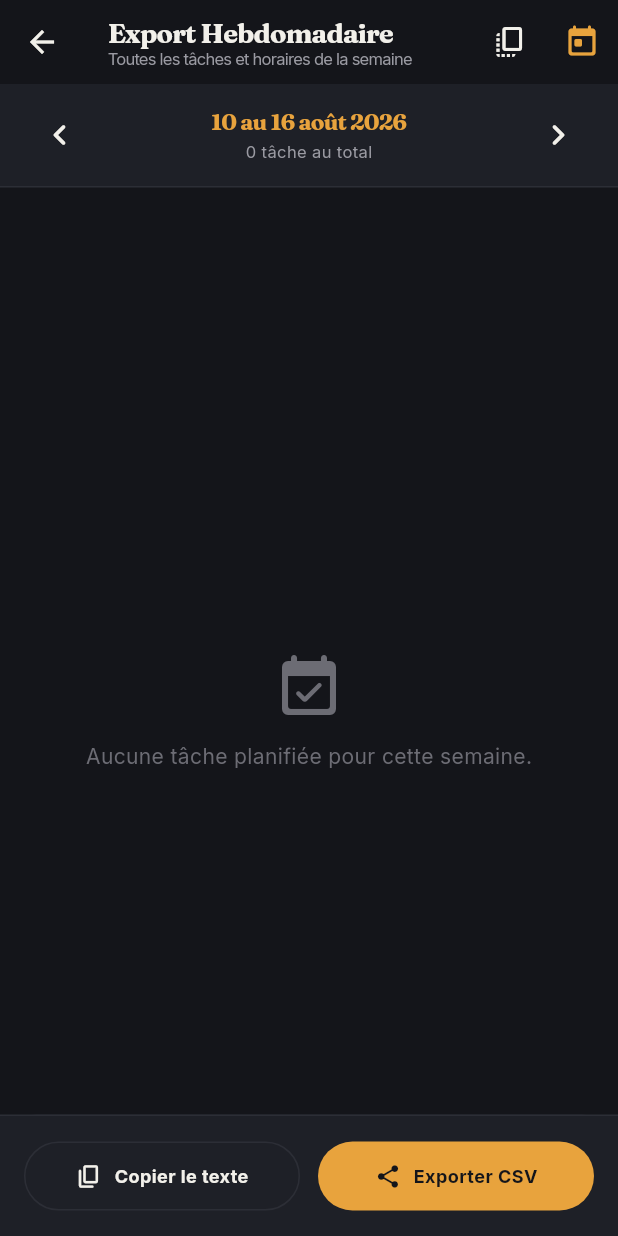
After one commit to KEvH500/erp_gestion_proj, a Flutter app: the ExportView screen opened by its route, after a tap on the "chevron left" icon, after a tap on the "chevron right" icon, after a tap on "Exporter CSV", on a phone screen of 412 x 824 dp. The commit adds this screen. Run offline on Flutter 3.47's test engine with Material 3 defaults, Android fonts, the phone set to English and light mode, and no system bars; our stand-ins replace csv, drift, flutter_local_notifications, flutter_timezone, get, google_fonts and 8 more; missing offline and left inert: workmanager; accounts and stored records are empty; generated files the repository leaves out were written again.

Commit message:
feat: implement weekly schedule export module with CSV generation and preview support

```diff
--- a/lib/app/router/app_router.dart
+++ b/lib/app/router/app_router.dart
@@ -15,6 +15,8 @@ import '../../modules/daily_report/daily_report_binding.dart';
 import '../../modules/daily_report/daily_report_view.dart';
 import '../../modules/unplanned_tasks/unplanned_tasks_binding.dart';
 import '../../modules/unplanned_tasks/unplanned_tasks_view.dart';
+import '../../modules/export/export_binding.dart';
+import '../../modules/export/export_view.dart';
 
 abstract class AppRoutes {
   static const WEEK = '/';
@@ -25,6 +27,7 @@ abstract class AppRoutes {
   static const GOALS = '/goals';
   static const DAILY_REPORT = '/daily-report';
   static const UNPLANNED_TASKS = '/unplanned-tasks';
+  static const EXPORT = '/export';
 }
 
 typedef Routes = AppRoutes;
@@ -75,5 +78,10 @@ class AppRouter {
       page: () => const UnplannedTasksView(),
       binding: UnplannedTasksBinding(),
     ),
+    GetPage(
+      name: AppRoutes.EXPORT,
+      page: () => const ExportView(),
+      binding: ExportBinding(),
+    ),
   ];
 }
--- /dev/null
+++ b/lib/modules/export/export_binding.dart
@@ -0,0 +1,9 @@
+import 'package:get/get.dart';
+import 'export_controller.dart';
+
+class ExportBinding extends Bindings {
+  @override
+  void dependencies() {
+    Get.lazyPut<ExportController>(() => ExportController());
+  }
+}
--- /dev/null
+++ b/lib/modules/export/export_controller.dart
@@ -0,0 +1,199 @@
+import 'dart:io';
+import 'package:flutter/services.dart';
+import 'package:get/get.dart';
+import 'package:intl/intl.dart';
+import 'package:path_provider/path_provider.dart';
+import 'package:share_plus/share_plus.dart';
+import 'package:csv/csv.dart';
+import '../../app/controllers/base_controller.dart';
+import '../../models/activity.dart';
+import '../../services/recurrence_engine.dart';
+
+/// Contrôleur GetX pour la gestion et génération des exports hebdomadaires
+class ExportController extends BaseController {
+  final currentMonday = DateTime.now().obs;
+  final isLoading = false.obs;
+  final isExporting = false.obs;
+
+  /// Map des activités groupées par jour de la semaine (Lundi -> Dimanche)
+  final weekActivitiesMap = <DateTime, List<Activity>>{}.obs;
+
+  @override
+  void onInit() {
+    super.onInit();
+    final now = DateTime.now();
+    currentMonday.value = DateTime(now.year, now.month, now.day)
+        .subtract(Duration(days: now.weekday - 1));
+    loadWeekData();
+  }
+
+  /// Liste des 7 jours de la semaine courante
+  List<DateTime> get daysOfWeek {
+    return List.generate(
+      7,
+      (i) => currentMonday.value.add(Duration(days: i)),
+    );
+  }
+
+  /// Titre formaté de la semaine (ex: "9 au 15 Mars 2026")
+  String get weekTitleFormatted {
+    final sunday = currentMonday.value.add(const Duration(days: 6));
+    final startStr = DateFormat('d', 'fr_FR').format(currentMonday.value);
+    final endStr = DateFormat('d MMMM yyyy', 'fr_FR').format(sunday);
+    return '$startStr au $endStr';
+  }
+
+  /// Nombre total d'activités dans la semaine
+  int get totalActivitiesCount {
+    return weekActivitiesMap.values.fold(0, (sum, list) => sum + list.length);
+  }
+
+  /// Passe à la semaine précédente
+  void previousWeek() {
+    currentMonday.value = currentMonday.value.subtract(const Duration(days: 7));
+    loadWeekData();
+  }
+
+  /// Passe à la semaine suivante
+  void nextWeek() {
+    currentMonday.value = currentMonday.value.add(const Duration(days: 7));
+    loadWeekData();
+  }
+
+  /// Revient à la semaine actuelle
+  void goToCurrentWeek() {
+    final now = DateTime.now();
+    currentMonday.value = DateTime(now.year, now.month, now.day)
+        .subtract(Duration(days: now.weekday - 1));
+    loadWeekData();
+  }
+
+  /// Charge et calcule les occurrences de la semaine avec prise en compte des exceptions
+  void loadWeekData() {
+    isLoading.value = true;
+    try {
+      final allRaw = activityRepo.getAllActivities();
+      final map = <DateTime, List<Activity>>{};
+
+      for (final day in daysOfWeek) {
+        final dayList = <Activity>[];
+        for (final raw in allRaw) {
+          final occ = RecurrenceEngine.getOccurrenceForDate(
+            activity: raw,
+            targetDate: day,
+          );
+          if (occ != null) {
+            dayList.add(occ);
+          }
+        }
+        dayList.sort((a, b) {
+          final aMin = a.startHour * 60 + a.startMinute;
+          final bMin = b.startHour * 60 + b.startMinute;
+          return aMin.compareTo(bMin);
+        });
+        map[day] = dayList;
+      }
+
+      weekActivitiesMap.assignAll(map);
+    } finally {
+      isLoading.value = false;
+    }
+  }
+
+  /// Génère le contenu CSV de la semaine
+  String generateCsvContent() {
+    final rows = <List<dynamic>>[];
+
+    // En-têtes CSV
+    rows.add([
+      'Jour',
+      'Date',
+      'Heure Debut',
+      'Heure Fin',
+      'Titre',
+      'Categorie',
+      'Lieu',
+      'Verrouille',
+      'Recurrent',
+    ]);
+
+    for (final day in daysOfWeek) {
+      final acts = weekActivitiesMap[day] ?? [];
+      final dayName = DateFormat('EEEE', 'fr_FR').format(day);
+      final dateStr = DateFormat('yyyy-MM-dd').format(day);
+
+      for (final act in acts) {
+        rows.add([
+          dayName[0].toUpperCase() + dayName.substring(1),
+          dateStr,
+          act.startTimeFormatted,
+          act.endTimeFormatted,
+          act.title,
+          act.category.label,
+          act.location ?? '',
+          act.isLocked ? 'Oui' : 'Non',
+          act.isRecurring ? 'Oui' : 'Non',
+        ]);
+      }
+    }
+
+    return const ListToCsvConverter().convert(rows);
+  }
+
+  /// Exporte et partage le fichier CSV via le système natif (SharePlus)
+  Future<void> exportAndShareCsv() async {
+    isExporting.value = true;
+    try {
+      final csvString = generateCsvContent();
+      final tempDir = await getTemporaryDirectory();
+      final fileName =
+          'export_semaine_${DateFormat('yyyy_MM_dd').format(currentMonday.value)}.csv';
+      final file = File('${tempDir.path}/$fileName');
+      await file.writeAsString(csvString);
+
+      await Share.shareXFiles(
+        [XFile(file.path, mimeType: 'text/csv')],
+        text: 'Export emploi du temps ($weekTitleFormatted)',
+        subject: 'Export Hebdomadaire - $weekTitleFormatted',
+      );
+    } catch (e) {
+      Get.snackbar(
+        'Erreur d\'export',
+        'Impossible de générer le fichier : $e',
+        snackPosition: SnackPosition.BOTTOM,
+      );
+    } finally {
+      isExporting.value = false;
+    }
+  }
+
+  /// Copie un résumé textuel clair dans le presse-papier
+  Future<void> copySummaryToClipboard() async {
+    final buffer = StringBuffer();
+    buffer.writeln('📅 EMPLOI DU TEMPS HEBDOMADAIRE');
+    buffer.writeln('Semaine du $weekTitleFormatted');
+    buffer.writeln('-----------------------------------');
+
+    for (final day in daysOfWeek) {
+      final acts = weekActivitiesMap[day] ?? [];
+      final dayFormatted = DateFormat('EEEE d MMMM', 'fr_FR').format(day);
+      buffer.writeln('\n🔹 ${dayFormatted[0].toUpperCase()}${dayFormatted.substring(1)} (${acts.length} tâches)');
+
+      if (acts.isEmpty) {
+        buffer.writeln('  (Aucune tâche)');
+      } else {
+        for (final act in acts) {
+          final lockBadge = act.isLocked ? ' [Verrouillée]' : '';
+          buffer.writeln('  • ${act.timeRangeFormatted} : ${act.title} [${act.category.label}]$lockBadge');
+        }
+      }
+    }
+
+    await Clipboard.setData(ClipboardData(text: buffer.toString()));
+    Get.snackbar(
+      'Copié !',
+      'Le résumé de la semaine a été copié dans le presse-papier.',
+      snackPosition: SnackPosition.BOTTOM,
+    );
+  }
+}
--- /dev/null
+++ b/lib/modules/export/export_view.dart
@@ -0,0 +1,301 @@
+import 'package:flutter/material.dart';
+import 'package:get/get.dart';
+import 'package:intl/intl.dart';
+import '../../models/activity.dart';
+import '../../theme/app_theme.dart';
+import '../../widgets/core/app_text.dart';
+import 'export_controller.dart';
+
+/// Vue d'export hebdomadaire des tâches avec prévisualisation complète
+class ExportView extends GetView<ExportController> {
+  const ExportView({super.key});
+
+  @override
+  Widget build(BuildContext context) {
+    return Scaffold(
+      appBar: AppBar(
+        title: const Column(
+          crossAxisAlignment: CrossAxisAlignment.start,
+          children: [
+            AppText.heading('Export Hebdomadaire', fontSize: 18),
+            AppText.caption('Toutes les tâches et horaires de la semaine'),
+          ],
+        ),
+        actions: [
+          IconButton(
+            icon: const Icon(Icons.copy_all_rounded, color: AppColors.textPrimary),
+            tooltip: 'Copier le résumé',
+            onPressed: controller.copySummaryToClipboard,
+          ),
+          IconButton(
+            icon: const Icon(Icons.today_rounded, color: AppColors.accentPrimary),
+            tooltip: 'Semaine courante',
+            onPressed: controller.goToCurrentWeek,
+          ),
+        ],
+      ),
+      body: Obx(() {
+        if (controller.isLoading.value) {
+          return const Center(child: CircularProgressIndicator());
+        }
+
+        final days = controller.daysOfWeek;
+        final totalCount = controller.totalActivitiesCount;
+
+        return Column(
+          children: [
+            // 1. Barre de navigation de la semaine
+            Container(
+              padding: const EdgeInsets.symmetric(horizontal: 16, vertical: 10),
+              decoration: const BoxDecoration(
+                color: AppColors.surface,
+                border: Border(bottom: BorderSide(color: AppColors.border, width: 1)),
+              ),
+              child: Row(
+                mainAxisAlignment: MainAxisAlignment.spaceBetween,
+                children: [
+                  IconButton(
+                    onPressed: controller.previousWeek,
+                    icon: const Icon(Icons.chevron_left_rounded, color: AppColors.textPrimary, size: 28),
+                    tooltip: 'Semaine précédente',
+                  ),
+                  Column(
+                    children: [
+                      AppText.heading(
+                        controller.weekTitleFormatted,
+                        fontSize: 15,
+                        color: AppColors.accentPrimary,
+                      ),
+                      const SizedBox(height: 2),
+                      AppText.caption(
+                        '$totalCount tâche${totalCount > 1 ? "s" : ""} au total',
+                        color: AppColors.textSecondary,
+                      ),
+                    ],
+                  ),
+                  IconButton(
+                    onPressed: controller.nextWeek,
+                    icon: const Icon(Icons.chevron_right_rounded, color: AppColors.textPrimary, size: 28),
+                    tooltip: 'Semaine suivante',
+                  ),
+                ],
+              ),
+            ),
+
+            // 2. Prévisualisation groupée par jour
+            Expanded(
+              child: totalCount == 0
+                  ? const Center(
+                      child: Column(
+                        mainAxisAlignment: MainAxisAlignment.center,
+                        children: [
+                          Icon(Icons.event_available_rounded, size: 48, color: AppColors.textMuted),
+                          SizedBox(height: 12),
+                          AppText.body('Aucune tâche planifiée pour cette semaine.', color: AppColors.textMuted),
+                        ],
+                      ),
+                    )
+                  : ListView.builder(
+                      padding: const EdgeInsets.fromLTRB(16, 12, 16, 90),
+                      itemCount: days.length,
+                      itemBuilder: (context, index) {
+                        final day = days[index];
+                        final acts = controller.weekActivitiesMap[day] ?? [];
+                        final dayName = DateFormat('EEEE d MMMM', 'fr_FR').format(day);
+                        final capitalizedDay = dayName[0].toUpperCase() + dayName.substring(1);
+
+                        if (acts.isEmpty) {
+                          return const SizedBox.shrink();
+                        }
+
+                        return Padding(
+                          padding: const EdgeInsets.only(bottom: 16),
+                          child: Column(
+                            crossAxisAlignment: CrossAxisAlignment.start,
+                            children: [
+                              // En-tête du jour
+                              Row(
+                                children: [
+                                  Container(
+                                    width: 4,
+                                    height: 16,
+                                    decoration: BoxDecoration(
+                                      color: AppColors.accentPrimary,
+                                      borderRadius: BorderRadius.circular(2),
+                                    ),
+                                  ),
+                                  const SizedBox(width: 8),
+                                  AppText.heading(capitalizedDay, fontSize: 15),
+                                  const SizedBox(width: 8),
+                                  Container(
+                                    padding: const EdgeInsets.symmetric(horizontal: 6, vertical: 2),
+                                    decoration: BoxDecoration(
+                                      color: AppColors.surfaceVariant,
+                                      borderRadius: BorderRadius.circular(6),
+                                    ),
+                                    child: AppText.caption(
+                                      '${acts.length}',
+                                      fontWeight: FontWeight.bold,
+                                      color: AppColors.textSecondary,
+                                    ),
+                                  ),
+                                ],
+                              ),
+                              const SizedBox(height: 8),
+
+                              // Cartes des tâches
+                              ...acts.map((act) => _buildExportTaskCard(act)),
+                            ],
+                          ),
+                        );
+                      },
+                    ),
+            ),
+          ],
+        );
+      }),
+
+      // 3. Barre d'action fixe en bas
+      bottomSheet: Container(
+        padding: const EdgeInsets.all(16),
+        decoration: const BoxDecoration(
+          color: AppColors.surface,
+          border: Border(top: BorderSide(color: AppColors.border, width: 1)),
+        ),
+        child: Obx(
+          () => Row(
+            children: [
+              Expanded(
+                child: OutlinedButton.icon(
+                  onPressed: controller.copySummaryToClipboard,
+                  style: OutlinedButton.styleFrom(
+                    padding: const EdgeInsets.symmetric(vertical: 14),
+                    side: const BorderSide(color: AppColors.border),
+                  ),
+                  icon: const Icon(Icons.copy_rounded, size: 18, color: AppColors.textPrimary),
+                  label: const AppText.label('Copier le texte', color: AppColors.textPrimary),
+                ),
+              ),
+              const SizedBox(width: 12),
+              Expanded(
+                child: FilledButton.icon(
+                  onPressed: controller.isExporting.value
+                      ? null
+                      : controller.exportAndShareCsv,
+                  style: FilledButton.styleFrom(
+                    backgroundColor: AppColors.accentPrimary,
+                    foregroundColor: AppColors.background,
+                    padding: const EdgeInsets.symmetric(vertical: 14),
+                  ),
+                  icon: controller.isExporting.value
+                      ? const SizedBox(
+                          width: 18,
+                          height: 18,
+                          child: CircularProgressIndicator(strokeWidth: 2, color: AppColors.background),
+                        )
+                      : const Icon(Icons.share_rounded, size: 18),
+                  label: const AppText.label(
+                    'Exporter CSV',
+                    color: AppColors.background,
+                    fontWeight: FontWeight.bold,
+                  ),
+                ),
+              ),
+            ],
+          ),
+        ),
+      ),
+    );
+  }
+
+  Widget _buildExportTaskCard(Activity act) {
+    return Container(
+      margin: const EdgeInsets.only(bottom: 6),
+      padding: const EdgeInsets.symmetric(horizontal: 12, vertical: 8),
+      decoration: BoxDecoration(
+        color: AppColors.surfaceVariant,
+        borderRadius: const BorderRadius.only(
+          topRight: Radius.circular(8),
+          bottomRight: Radius.circular(8),
+        ),
+        border: Border(
+          left: BorderSide(color: act.category.color, width: 3.5),
+          top: const BorderSide(color: AppColors.border, width: 0.5),
+          right: const BorderSide(color: AppColors.border, width: 0.5),
+          bottom: const BorderSide(color: AppColors.border, width: 0.5),
+        ),
+      ),
+      child: Row(
+        children: [
+          Expanded(
+            child: Column(
+              crossAxisAlignment: CrossAxisAlignment.start,
+              children: [
+                Row(
+                  children: [
+                    Expanded(
+                      child: AppText.body(
+                        act.title,
+                        fontWeight: FontWeight.bold,
+                        fontSize: 13,
+                      ),
+                    ),
+                    if (act.isLocked) ...[
+                      const SizedBox(width: 6),
+                      Container(
+                        padding: const EdgeInsets.symmetric(horizontal: 5, vertical: 1),
+                        decoration: BoxDecoration(
+                          color: AppColors.accentPrimary.withValues(alpha: 0.15),
+                          borderRadius: BorderRadius.circular(4),
+                          border: Border.all(color: AppColors.accentPrimary.withValues(alpha: 0.3)),
+                        ),
+                        child: const Row(
+                          mainAxisSize: MainAxisSize.min,
+                          children: [
+                            Icon(Icons.lock_rounded, size: 10, color: AppColors.accentPrimary),
+                            SizedBox(width: 2),
+                            AppText.label(
+                              'Verrouillée',
+                              fontSize: 9,
+                              color: AppColors.accentPrimary,
+                            ),
+                          ],
+                        ),
+                      ),
+                    ],
+                  ],
+                ),
+                if (act.location != null && act.location!.isNotEmpty) ...[
+                  const SizedBox(height: 2),
+                  Row(
+                    children: [
+                      const Icon(Icons.location_on_outlined, size: 12, color: AppColors.textMuted),
+                      const SizedBox(width: 4),
+                      AppText.caption(act.location!, color: AppColors.textMuted),
+                    ],
+                  ),
+                ],
+              ],
+            ),
+          ),
+          const SizedBox(width: 8),
+          Column(
+            crossAxisAlignment: CrossAxisAlignment.end,
+            children: [
+              AppText.time(
+                act.timeRangeFormatted,
+                fontSize: 12,
+                color: act.category.color,
+              ),
+              AppText.caption(
+                act.category.label,
+                fontSize: 10,
+                color: AppColors.textMuted,
+              ),
+            ],
+          ),
+        ],
+      ),
+    );
+  }
+}
--- a/lib/modules/settings/settings_view.dart
+++ b/lib/modules/settings/settings_view.dart
@@ -1,6 +1,7 @@
 import 'package:flutter/material.dart';
 import 'package:get/get.dart';
 import 'package:reactive_forms/reactive_forms.dart';
+import '../../app/router/app_router.dart';
 import '../../widgets/form/app_text_input_field.dart';
 import 'settings_controller.dart';
 
@@ -472,7 +473,23 @@ class SettingsView extends GetView<SettingsController> {
 
           const SizedBox(height: 28),
 
-          // Section 5 : À propos
+          // Section 5 : Export & Partage
+          _buildSectionHeader(context, 'Export & Données', Icons.ios_share_rounded),
+          const SizedBox(height: 10),
+          Card(
+            margin: EdgeInsets.zero,
+            child: ListTile(
+              leading: const Icon(Icons.file_download_outlined, color: Colors.blueAccent),
+              title: const Text('Export hebdomadaire (CSV)', style: TextStyle(fontWeight: FontWeight.bold)),
+              subtitle: const Text('Prévisualiser et exporter les tâches et horaires de n\'importe quelle semaine.'),
+              trailing: const Icon(Icons.chevron_right_rounded),
+              onTap: () => Get.toNamed(Routes.EXPORT),
+            ),
+          ),
+
+          const SizedBox(height: 28),
+
+          // Section 6 : À propos
           _buildSectionHeader(context, 'À propos', Icons.info_outline_rounded),
           const SizedBox(height: 10),
           Card(
--- a/lib/modules/week/week_view.dart
+++ b/lib/modules/week/week_view.dart
@@ -1,6 +1,7 @@
 import 'package:flutter/material.dart';
 import 'package:get/get.dart';
 import 'package:intl/intl.dart';
+import '../../app/router/app_router.dart';
 import '../../models/activity.dart';
 import '../../models/unplanned_task.dart';
 import '../../theme/app_theme.dart';
@@ -265,6 +266,11 @@ class WeekView extends GetView<WeekController> {
             icon: const Icon(Icons.analytics_outlined),
             tooltip: 'Rapport de journée',
             onPressed: controller.goToDailyReport,
+          ),
+          IconButton(
+            icon: const Icon(Icons.file_download_outlined),
+            tooltip: 'Export hebdomadaire',
+            onPressed: () => Get.toNamed(Routes.EXPORT),
           ),
           Obx(() {
             if (controller.weekOffset.value == 0) return const SizedBox.shrink();
```
Also changed, not shown: 1 other file.
